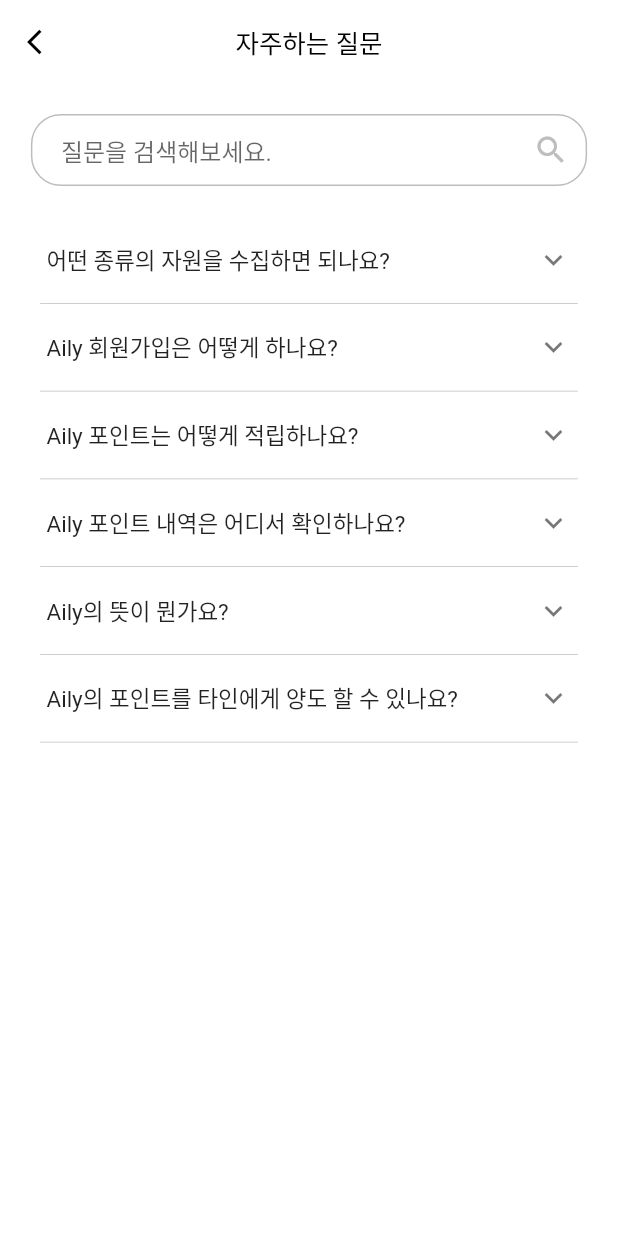
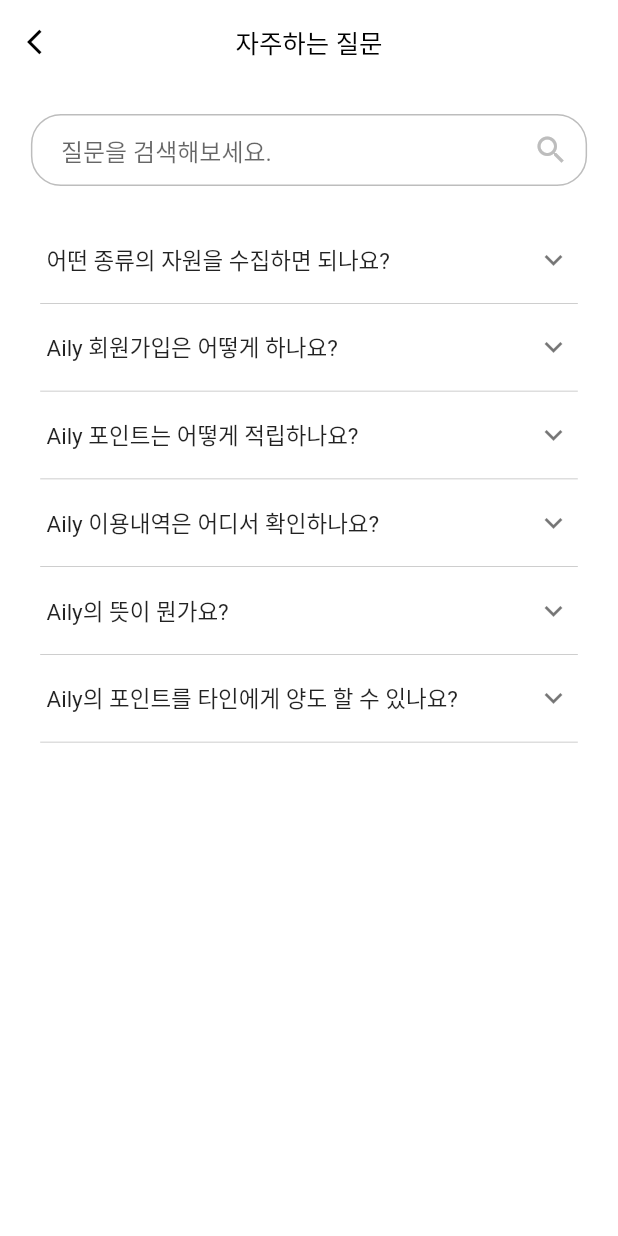
Before and after one commit to Aily-AIRecycle/Aily_app, a Flutter app: the Account_screen screen opened directly, after a tap on "자주 묻는 질문(FAQ)", on a phone screen of 412 x 824 dp. Run offline on Flutter 3.47's test engine with Material 2 defaults, Android fonts, the phone set to English and light mode, and no system bars; our stand-ins replace dio, flutter_keyboard_visibility, flutter_native_splash, flutter_secure_storage, flutter_svg, geolocator and 4 more; missing offline and left inert: gradients; accounts and stored records are empty; Roboto replaces fonts that are missing (Pretendard).

Commit message:
윤찬 : 공지사항, FAQ, 마이페이지 화면 수정

```diff
--- a/Aily/lib/board/faq_screen.dart
+++ b/Aily/lib/board/faq_screen.dart
@@ -18,16 +18,16 @@
     {
       'title': '어떤 종류의 자원을 수집하면 되나요?',
       'content':
-      'Aily는 지역마다 회수하는 자원이 상이하나, 대부분의\n지역에서는 현재 CAN, PET를 수집하고 있습니다.'
+      'Aily는 지역마다 회수하는 자원이 상이하나, 대부분의\n지역에서는 현재 캔, 페트를 수집하고 있습니다.'
     },
     {
       'title': 'Aily 회원가입은 어떻게 하나요?',
       'content': 'Aily 회원가입은 Aily 홈페이지 또는 모바일 앱을 통해 가능합니다.'
     },
-    {'title': 'Aily 포인트는 어떻게 적립하나요?', 'content': '안돼'},
-    {'title': 'Aily 포인트 내역은 어디서 확인하나요?', 'content': '안돼'},
-    {'title': 'Aily의 뜻이 뭔가요?', 'content': '안돼'},
-    {'title': 'Aily의 포인트를 타인에게 양도 할 수 있나요?', 'content': '안돼'},
+    {'title': 'Aily 포인트는 어떻게 적립하나요?', 'content': 'Aily 기기를 이용하여 분리수거를 통해 포인트가 적립됩니다. (개당 100원)'},
+    {'title': 'Aily 이용내역은 어디서 확인하나요?', 'content': '홈 화면에 이용내역 검색필터 기능을 통해 확인하실 수 있습니다.'},
+    {'title': 'Aily의 뜻이 뭔가요?', 'content': 'AI Recycle의 이름을 조금 변형시켰습니다.'},
+    {'title': 'Aily의 포인트를 타인에게 양도 할 수 있나요?', 'content': '현재 포인트를 타인에게 양도 할 수 없습니다. 추후에 업데이트 예정입니다.'},
   ];
 
   @override
@@ -178,7 +178,7 @@
               focus.unfocus();
             }
           },
-          textColor: const Color(0xFFF8B195),
+          textColor: Colors.black,
           iconColor: Colors.grey.shade600,
           title: Text(title, style: const TextStyle(fontSize: 15, fontWeight: FontWeight.w400)),
           children: [
--- a/Aily/lib/board/notice_screen.dart
+++ b/Aily/lib/board/notice_screen.dart
@@ -31,7 +31,6 @@
 
   @override
   Widget build(BuildContext context) {
-
     return Scaffold(
         backgroundColor: Colors.white,
         appBar: AppBar(
@@ -88,7 +87,7 @@
           splashColor: Colors.transparent
         ),
         child: ExpansionTile(
-          textColor: const Color(0xFFF8B195),
+          textColor: Colors.black,
           iconColor: Colors.grey.shade600,
           title: Text(title, style: const TextStyle(fontSize: 15, fontWeight: FontWeight.w400)),
           children: [
--- a/Aily/lib/screens/account_screen.dart
+++ b/Aily/lib/screens/account_screen.dart
@@ -237,7 +237,7 @@
                   children: [
                     Container(
                       height: MediaQuery.of(context).size.height * 0.45,
-                      padding: const EdgeInsets.fromLTRB(24, 60, 24, 50),
+                      padding: const EdgeInsets.fromLTRB(24, 80, 24, 50),
                       child: Column(
                         mainAxisAlignment: MainAxisAlignment.spaceBetween,
                         children: [
```
